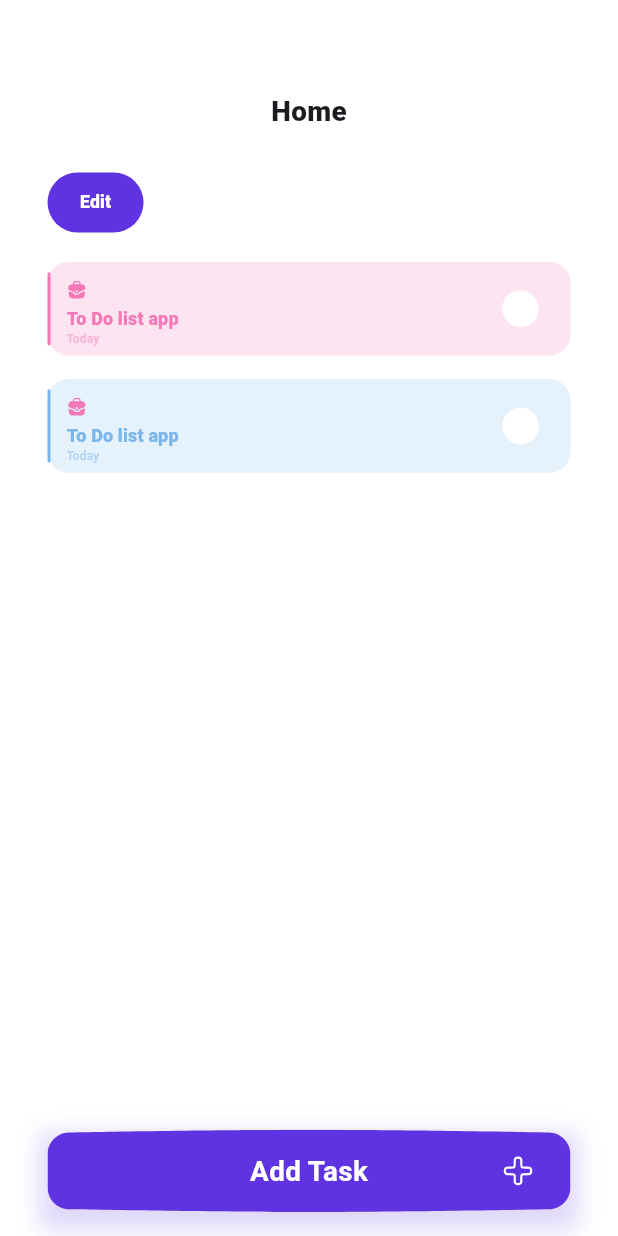
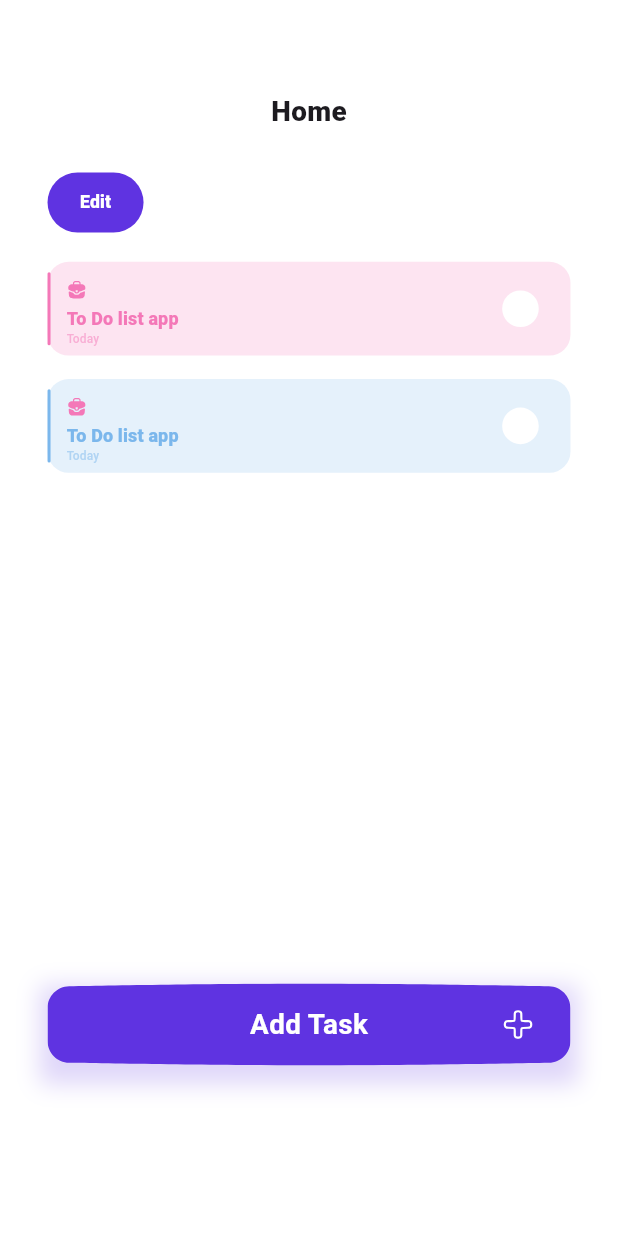
Before and after one commit to Amir-HShahi/todo-list-server, a Flutter app: the HomeScreen screen opened by its route, on a phone screen of 412 x 824 dp. Run offline on Flutter 3.47's test engine with Material 3 defaults, Android fonts, the phone set to English and light mode, and no system bars; our stand-ins replace flutter_svg, google_fonts.

Commit message:
fix floating button position

```diff
--- a/lib/view/components/bottom_floating_button.dart
+++ b/lib/view/components/bottom_floating_button.dart
@@ -16,7 +16,10 @@ class BottomFloatingButton extends StatelessWidget {
 
   @override
   Widget build(BuildContext context) {
-    return GestureDetector(
+    return Column(
+      mainAxisAlignment: MainAxisAlignment.end,
+      children: [
+        GestureDetector(
           onTap: onTap,
           child: Container(
             width: scaledWidth(330),
@@ -64,6 +67,9 @@ class BottomFloatingButton extends StatelessWidget {
               ],
             ),
           ),
+        ),
+        SizedBox(height: scaledHeight(100))
+      ],
     );
   }
 }
--- a/lib/view/home_screen.dart
+++ b/lib/view/home_screen.dart
@@ -24,6 +24,7 @@ class HomeScreen extends StatelessWidget {
       body: SafeArea(
         child: Padding(
           padding: EdgeInsets.symmetric(horizontal: scaledWidth(30)),
+          child: SingleChildScrollView(
             child: Column(
               children: [
                 SizedBox(height: scaledHeight(62), width: double.infinity),
@@ -57,8 +58,10 @@ class HomeScreen extends StatelessWidget {
                   textColor: Color(0xff7BB7EC),
                   title: 'To Do list app',
                   date: 'Today',
-              )
+                ),
+                SizedBox(height: scaledHeight(170))
               ],
+            ),
           ),
         ),
       ),
```
Lines whose indentation alone changed are shown as unchanged.
